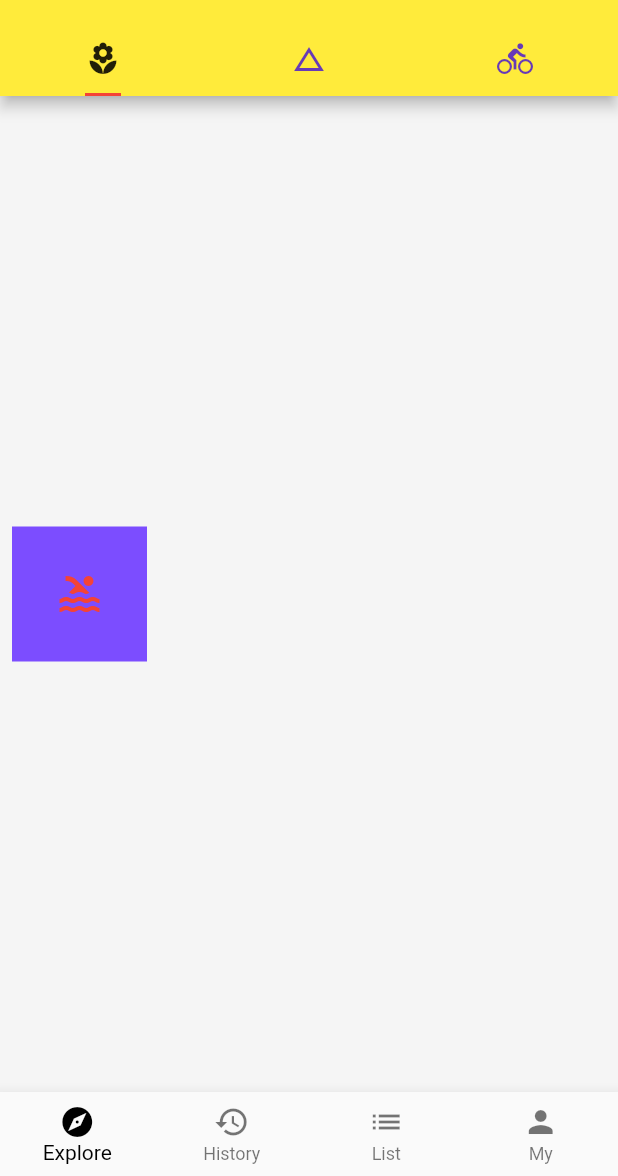
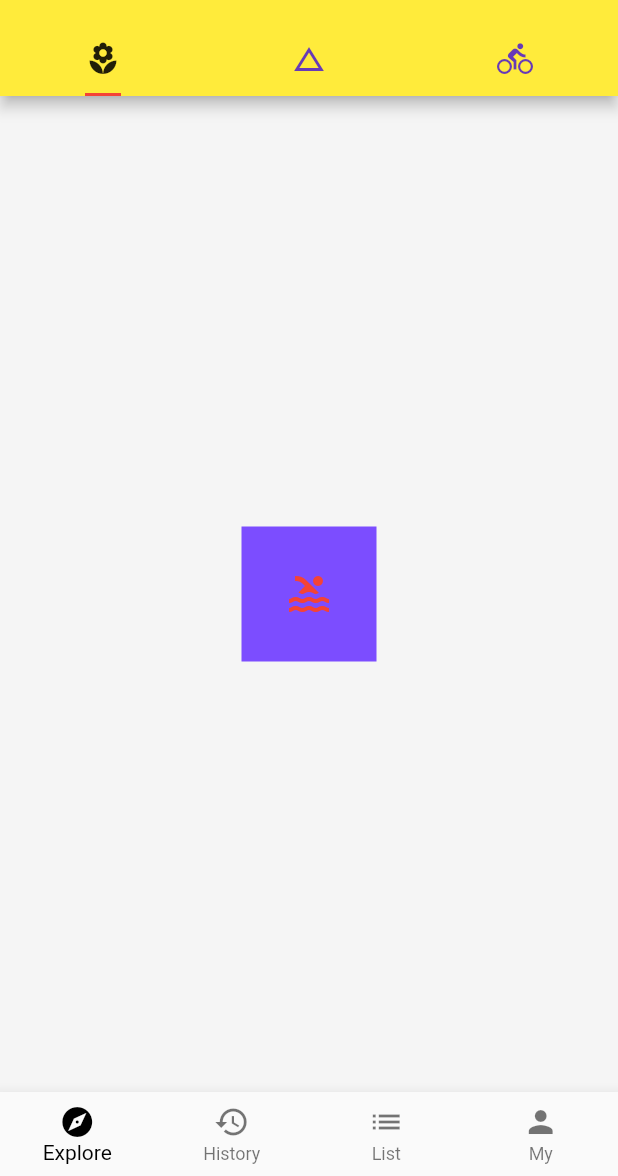
Before and after one commit to OnexZgj/onexzgj_flutter, a Flutter app: the screen it shows after launch, on a phone screen of 412 x 824 dp, the part 60-1236 px from its top. Run offline on Flutter 3.47's test engine with Material 2 defaults, Android fonts, the phone set to English and light mode, and no system bars.

Commit message:
BoxDecoration：装饰盒子

```diff
--- a/lib/demo/basic_demo.dart
+++ b/lib/demo/basic_demo.dart
@@ -9,16 +9,20 @@ class BasicDemo extends StatelessWidget {
   Widget build(BuildContext context) {
     return new Container(
       child: Row(
+        mainAxisAlignment: MainAxisAlignment.center,
         children: [
           Container(
             child: Icon(Icons.pool,size: 32,color: Colors.red),
             //盒子的背景颜色
-            color: Colors.deepPurpleAccent,
+            // color: Colors.deepPurpleAccent,
             padding: EdgeInsets.all(16.0),
             margin: EdgeInsets.all(8.0),
             //限制盒子的大小
             width: 90,
             height: 90,
+            decoration: BoxDecoration(
+              color: Colors.deepPurpleAccent,
+            ),
           )
         ],
       ),
```
